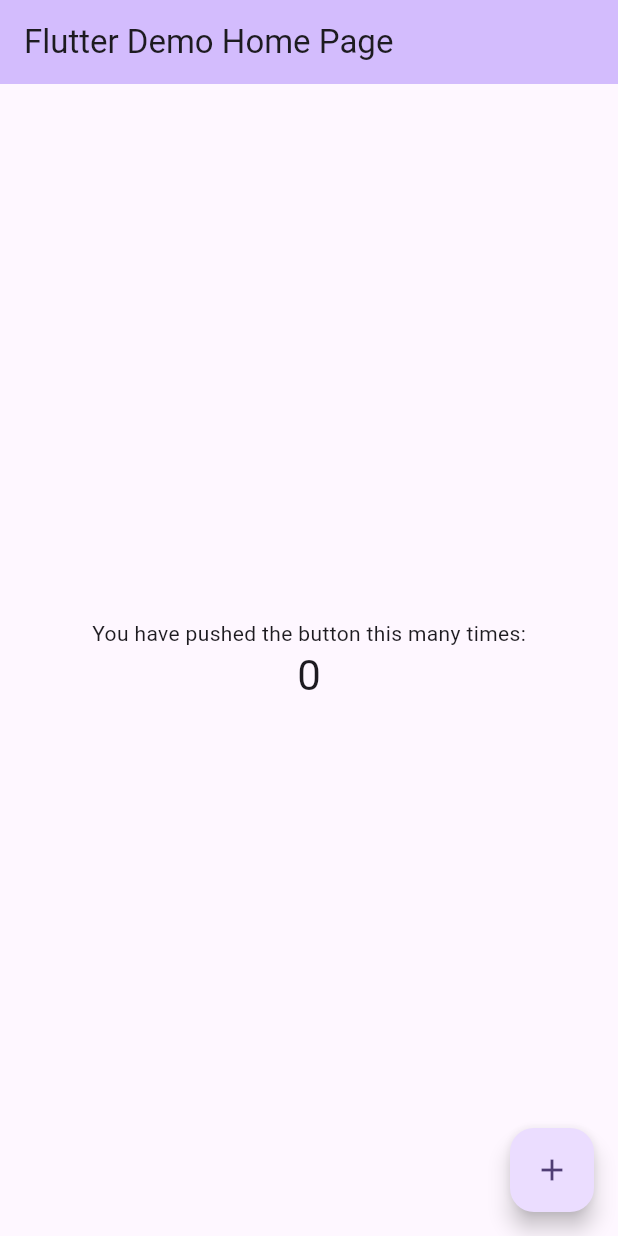
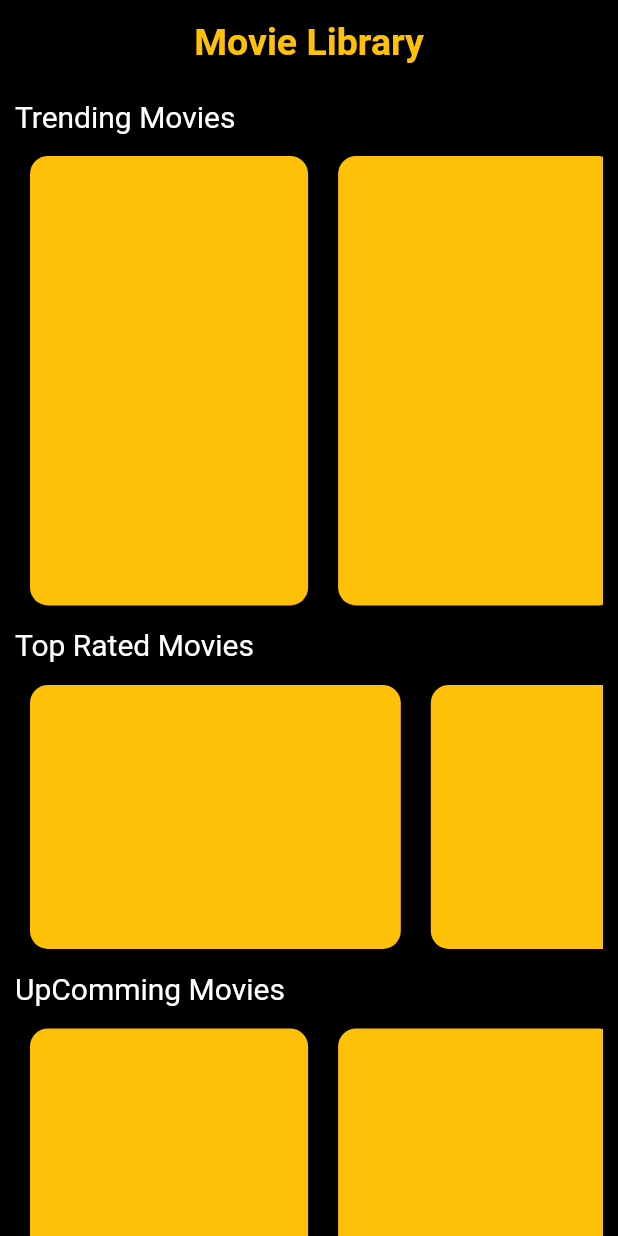
Before and after one commit to michaelAcheampongKwarfo/movieLibrary, a Flutter app: the screen it shows after launch, on a phone screen of 412 x 824 dp. Run offline on Flutter 3.47's test engine with Material 2 defaults, Android fonts, the phone set to English and light mode, and no system bars; Roboto replaces fonts that are missing (Times New Roman).

Commit message:
second commit

```diff
--- a/lib/main.dart
+++ b/lib/main.dart
@@ -1,4 +1,6 @@
 import 'package:flutter/material.dart';
+import 'package:movie_library/presentation/home_screen.dart';
+import 'package:movie_library/widgets/app_colors.dart';
 
 void main() {
   runApp(const MyApp());
@@ -11,115 +13,18 @@ class MyApp extends StatelessWidget {
   @override
   Widget build(BuildContext context) {
     return MaterialApp(
-      title: 'Flutter Demo',
-      theme: ThemeData(
-        // This is the theme of your application.
-        //
-        // TRY THIS: Try running your application with "flutter run". You'll see
-        // the application has a blue toolbar. Then, without quitting the app,
-        // try changing the seedColor in the colorScheme below to Colors.green
-        // and then invoke "hot reload" (save your changes or press the "hot
-        // reload" button in a Flutter-supported IDE, or press "r" if you used
-        // the command line to start the app).
-        //
-        // Notice that the counter didn't reset back to zero; the application
-        // state is not lost during the reload. To reset the state, use hot
-        // restart instead.
-        //
-        // This works for code too, not just values: Most code changes can be
-        // tested with just a hot reload.
-        colorScheme: ColorScheme.fromSeed(seedColor: Colors.deepPurple),
+      title: 'Movie Library App',
+      debugShowCheckedModeBanner: false,
+      theme: ThemeData.dark().copyWith(
+        scaffoldBackgroundColor: blackColor,
+        appBarTheme: const AppBarTheme(
+          backgroundColor: transparentColor,
+          elevation: 0.0,
+          centerTitle: true,
+        ),
         useMaterial3: true,
       ),
-      home: const MyHomePage(title: 'Flutter Demo Home Page'),
+      home: const HomeScreen(),
     );
   }
 }
-
-class MyHomePage extends StatefulWidget {
-  const MyHomePage({super.key, required this.title});
-
-  // This widget is the home page of your application. It is stateful, meaning
-  // that it has a State object (defined below) that contains fields that affect
-  // how it looks.
-
-  // This class is the configuration for the state. It holds the values (in this
-  // case the title) provided by the parent (in this case the App widget) and
-  // used by the build method of the State. Fields in a Widget subclass are
-  // always marked "final".
-
-  final String title;
-
-  @override
-  State<MyHomePage> createState() => _MyHomePageState();
-}
-
-class _MyHomePageState extends State<MyHomePage> {
-  int _counter = 0;
-
-  void _incrementCounter() {
-    setState(() {
-      // This call to setState tells the Flutter framework that something has
-      // changed in this State, which causes it to rerun the build method below
-      // so that the display can reflect the updated values. If we changed
-      // _counter without calling setState(), then the build method would not be
-      // called again, and so nothing would appear to happen.
-      _counter++;
-    });
-  }
-
-  @override
-  Widget build(BuildContext context) {
-    // This method is rerun every time setState is called, for instance as done
-    // by the _incrementCounter method above.
-    //
-    // The Flutter framework has been optimized to make rerunning build methods
-    // fast, so that you can just rebuild anything that needs updating rather
-    // than having to individually change instances of widgets.
-    return Scaffold(
-      appBar: AppBar(
-        // TRY THIS: Try changing the color here to a specific color (to
-        // Colors.amber, perhaps?) and trigger a hot reload to see the AppBar
-        // change color while the other colors stay the same.
-        backgroundColor: Theme.of(context).colorScheme.inversePrimary,
-        // Here we take the value from the MyHomePage object that was created by
-        // the App.build method, and use it to set our appbar title.
-        title: Text(widget.title),
-      ),
-      body: Center(
-        // Center is a layout widget. It takes a single child and positions it
-        // in the middle of the parent.
-        child: Column(
-          // Column is also a layout widget. It takes a list of children and
-          // arranges them vertically. By default, it sizes itself to fit its
-          // children horizontally, and tries to be as tall as its parent.
-          //
-          // Column has various properties to control how it sizes itself and
-          // how it positions its children. Here we use mainAxisAlignment to
-          // center the children vertically; the main axis here is the vertical
-          // axis because Columns are vertical (the cross axis would be
-          // horizontal).
-          //
-          // TRY THIS: Invoke "debug painting" (choose the "Toggle Debug Paint"
-          // action in the IDE, or press "p" in the console), to see the
-          // wireframe for each widget.
-          mainAxisAlignment: MainAxisAlignment.center,
-          children: <Widget>[
-            const Text(
-              'You have pushed the button this many times:',
-            ),
-            Text(
-              '$_counter',
-              style: Theme.of(context).textTheme.headlineMedium,
-            ),
-          ],
-        ),
-      ),
-      floatingActionButton: FloatingActionButton(
-        onPressed: _incrementCounter,
-        tooltip: 'Increment',
-        child: const Icon(Icons.add),
-      ), // This trailing comma makes auto-formatting nicer for build methods.
-    );
-  }
-}
--- /dev/null
+++ b/lib/presentation/home_screen.dart
@@ -0,0 +1,53 @@
+import 'package:flutter/material.dart';
+import 'package:movie_library/widgets/app_colors.dart';
+import 'package:movie_library/widgets/app_text.dart';
+import 'package:movie_library/widgets/top_rated_slider.dart';
+import 'package:movie_library/widgets/trending_slider.dart';
+import 'package:movie_library/widgets/up_comming_slider.dart';
+
+class HomeScreen extends StatefulWidget {
+  const HomeScreen({super.key});
+
+  @override
+  State<HomeScreen> createState() => _HomeScreenState();
+}
+
+class _HomeScreenState extends State<HomeScreen> {
+  @override
+  Widget build(BuildContext context) {
+    return Scaffold(
+      appBar: AppBar(
+        title: const AppText(
+          data: 'Movie Library',
+          fontsize: 25.0,
+          fontWeight: FontWeight.bold,
+          color: amberColor,
+        ),
+      ),
+      body: const SingleChildScrollView(
+        padding: EdgeInsets.all(10.0),
+        physics: BouncingScrollPhysics(),
+        child: Column(
+          crossAxisAlignment: CrossAxisAlignment.start,
+          children: [
+            AppText(
+              data: 'Trending Movies',
+              fontsize: 20.0,
+            ),
+            TrendingSlider(),
+            AppText(
+              data: 'Top Rated Movies',
+              fontsize: 20.0,
+            ),
+            TopRatedSlider(),
+            AppText(
+              data: 'UpComming Movies',
+              fontsize: 20.0,
+            ),
+            UpCommingSlider()
+          ],
+        ),
+      ),
+    );
+  }
+}
--- /dev/null
+++ b/lib/widgets/app_colors.dart
@@ -0,0 +1,8 @@
+import 'package:flutter/material.dart';
+
+const backgroundColor = Color.fromRGBO(0, 0, 0, 0.451);
+const amberColor = Color.fromRGBO(255, 193, 7, 1);
+const whiteColor = Color.fromRGBO(255, 255, 255, 1);
+const blackColor = Color.fromRGBO(0, 0, 0, 1);
+const greyColor = Color.fromRGBO(158, 158, 158, 1);
+const transparentColor = Color.fromRGBO(0, 0, 0, 0);
--- /dev/null
+++ b/lib/widgets/app_text.dart
@@ -0,0 +1,31 @@
+import 'package:flutter/material.dart';
+import 'package:movie_library/widgets/app_colors.dart';
+
+class AppText extends StatelessWidget {
+  final String data;
+  final double fontsize;
+  final FontWeight? fontWeight;
+  final Color? color;
+  final TextAlign? textAlign;
+  const AppText(
+      {super.key,
+      required this.data,
+      required this.fontsize,
+      this.fontWeight,
+      this.color,
+      this.textAlign});
+
+  @override
+  Widget build(BuildContext context) {
+    return Text(
+      data,
+      style: TextStyle(
+        fontSize: fontsize,
+        color: color ?? whiteColor,
+        fontWeight: fontWeight ?? FontWeight.normal,
+        fontFamily: 'Times New Roman',
+      ),
+      textAlign: TextAlign.justify,
+    );
+  }
+}
--- /dev/null
+++ b/lib/widgets/top_rated_slider.dart
@@ -0,0 +1,36 @@
+import 'package:flutter/material.dart';
+import 'package:movie_library/widgets/app_colors.dart';
+
+class TopRatedSlider extends StatelessWidget {
+  const TopRatedSlider({
+    super.key,
+  });
+
+  @override
+  Widget build(BuildContext context) {
+    return SizedBox(
+      height: MediaQuery.of(context).size.height * 0.25,
+      width: MediaQuery.of(context).size.width,
+      child: ListView.builder(
+        scrollDirection: Axis.horizontal,
+        itemCount: 10,
+        itemBuilder: (context, index) {
+          return ClipRRect(
+            borderRadius: BorderRadius.circular(12.0),
+            child: Container(
+              width: MediaQuery.of(context).size.width * 0.6,
+              margin: const EdgeInsets.symmetric(
+                horizontal: 10.0,
+                vertical: 15.0,
+              ),
+              decoration: BoxDecoration(
+                borderRadius: BorderRadius.circular(12.0),
+                color: amberColor,
+              ),
+            ),
+          );
+        },
+      ),
+    );
+  }
+}
--- /dev/null
+++ b/lib/widgets/trending_slider.dart
@@ -0,0 +1,36 @@
+import 'package:flutter/material.dart';
+import 'package:movie_library/widgets/app_colors.dart';
+
+class TrendingSlider extends StatelessWidget {
+  const TrendingSlider({
+    super.key,
+  });
+
+  @override
+  Widget build(BuildContext context) {
+    return SizedBox(
+      width: MediaQuery.of(context).size.width,
+      height: MediaQuery.of(context).size.height * 0.4,
+      child: ListView.builder(
+        scrollDirection: Axis.horizontal,
+        itemCount: 10,
+        itemBuilder: (context, index) {
+          return ClipRRect(
+            borderRadius: BorderRadius.circular(12.0),
+            child: Container(
+              width: MediaQuery.of(context).size.width * 0.45,
+              margin: const EdgeInsets.symmetric(
+                horizontal: 10.0,
+                vertical: 15.0,
+              ),
+              decoration: BoxDecoration(
+                borderRadius: BorderRadius.circular(12.0),
+                color: amberColor,
+              ),
+            ),
+          );
+        },
+      ),
+    );
+  }
+}
--- /dev/null
+++ b/lib/widgets/up_comming_slider.dart
@@ -0,0 +1,36 @@
+import 'package:flutter/material.dart';
+import 'package:movie_library/widgets/app_colors.dart';
+
+class UpCommingSlider extends StatelessWidget {
+  const UpCommingSlider({
+    super.key,
+  });
+
+  @override
+  Widget build(BuildContext context) {
+    return SizedBox(
+      height: MediaQuery.of(context).size.height * 0.25,
+      width: MediaQuery.of(context).size.width,
+      child: ListView.builder(
+        scrollDirection: Axis.horizontal,
+        itemCount: 10,
+        itemBuilder: (context, index) {
+          return ClipRRect(
+            borderRadius: BorderRadius.circular(12.0),
+            child: Container(
+              width: MediaQuery.of(context).size.width * 0.45,
+              margin: const EdgeInsets.symmetric(
+                horizontal: 10.0,
+                vertical: 15.0,
+              ),
+              decoration: BoxDecoration(
+                borderRadius: BorderRadius.circular(12.0),
+                color: amberColor,
+              ),
+            ),
+          );
+        },
+      ),
+    );
+  }
+}
```
Also changed, not shown: lib/presentation/details_screen.dart (added).
